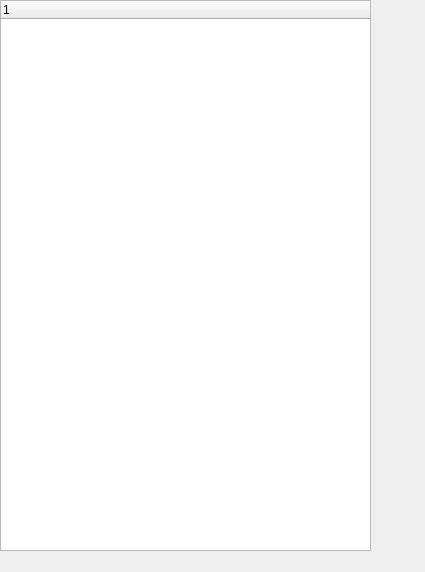
This is core/src/parameterview.ui in fredcooke/emstudio as Qt 5 draws it before an edit. The edited form follows.
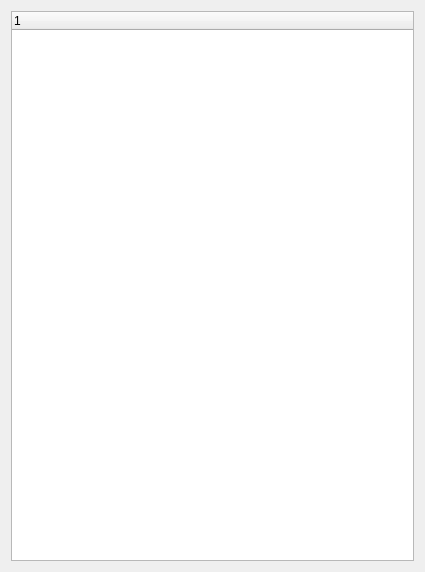
This is the edited form.

Commit message: Change in parameterview, so it's now in a menu (Windows->ParameterView, and there is now a default json file to populate it

Patch:
```diff
--- a/core/src/parameterview.ui
+++ b/core/src/parameterview.ui
@@ -13,21 +13,17 @@
   <property name="windowTitle">
    <string>Form</string>
   </property>
+  <layout class="QVBoxLayout" name="verticalLayout">
+   <item>
   <widget class="QTreeWidget" name="parameterTreeWidget">
-   <property name="geometry">
-    <rect>
-     <x>0</x>
-     <y>0</y>
-     <width>371</width>
-     <height>551</height>
-    </rect>
-   </property>
    <column>
     <property name="text">
      <string notr="true">1</string>
     </property>
    </column>
   </widget>
+   </item>
+  </layout>
  </widget>
  <resources/>
  <connections/>
```
Left out of the diff: 2 changed lines with no effect on the pictures. Lines whose indentation alone changed are shown as unchanged. The commit also changes 6 other files.
